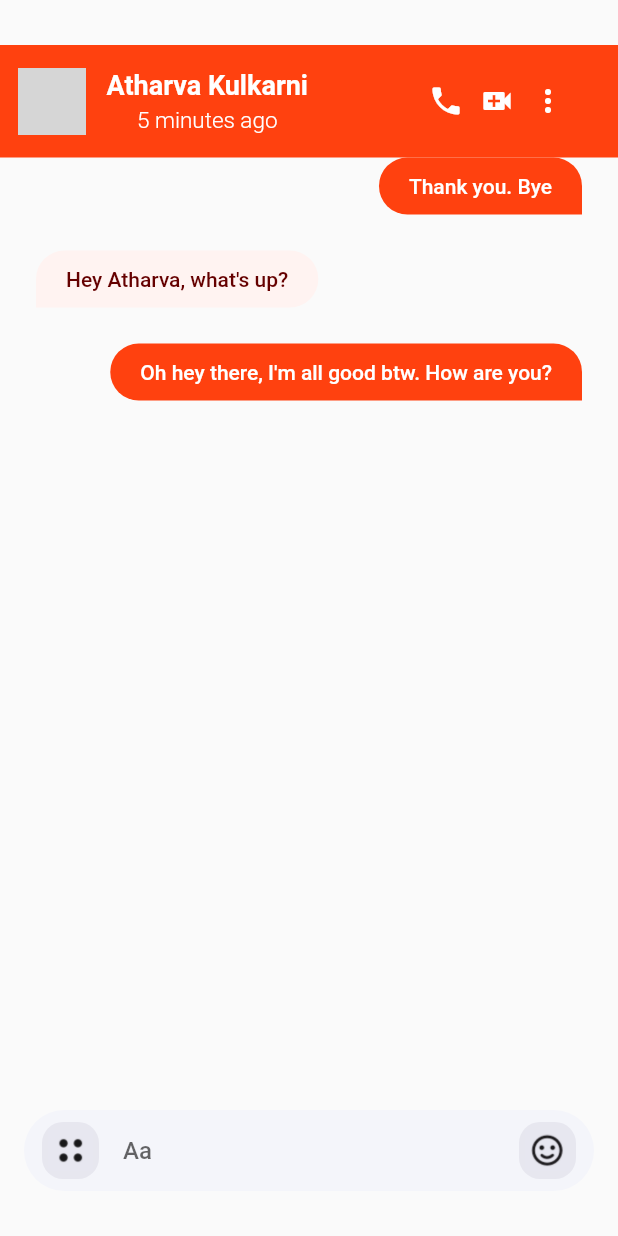
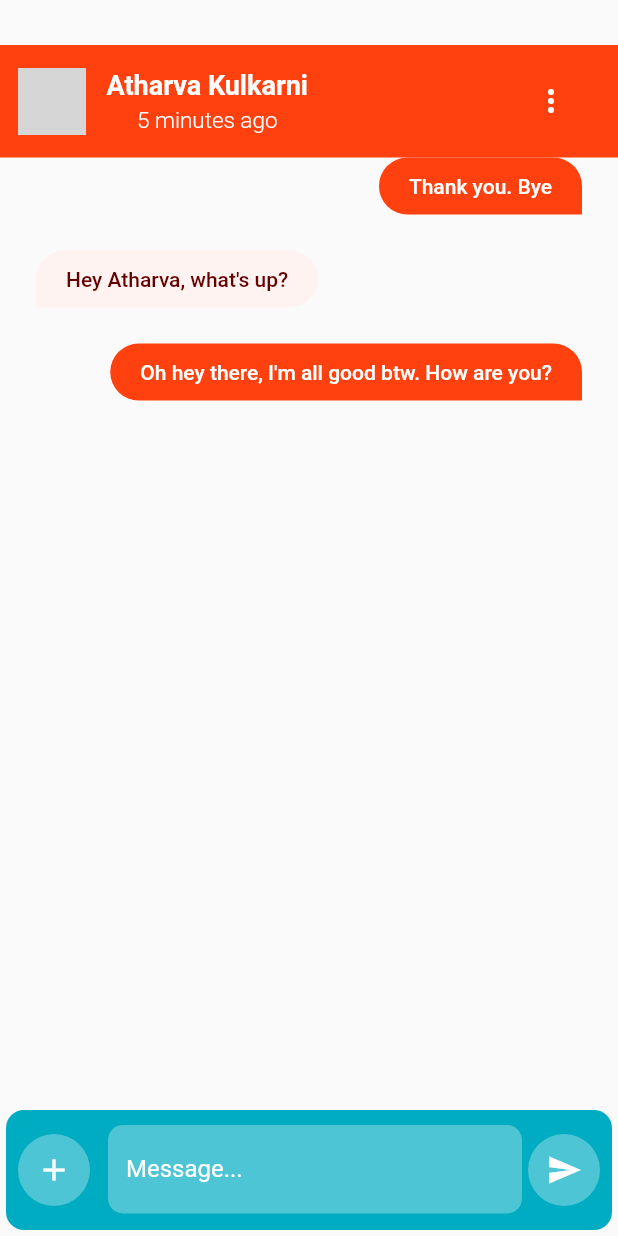
Before and after one commit to KulkarniAtharva/Messeng-Flutter, a Flutter app: the ChatScreen screen opened directly, on a phone screen of 412 x 824 dp. Run offline on Flutter 3.47's test engine with Material 2 defaults, Android fonts, the phone set to English and light mode, and no system bars; our stand-ins replace bottom_navy_bar; network calls fail; grey boxes are pictures that could not be loaded.

Commit message:
added chat bar

```diff
--- /dev/null
+++ b/lib/chat_bar.dart
@@ -0,0 +1,248 @@
+import 'dart:math';
+
+import 'package:flutter/cupertino.dart';
+import 'package:flutter/material.dart';
+import 'package:quiver/time.dart';
+
+const double chatBarMargin = 4;
+const double chatBarRadius = 12;
+
+class ChatBarItem
+{
+  final IconData icon;
+  final VoidCallback onPressed;
+
+  ChatBarItem(this.icon, this.onPressed);
+}
+
+class ChatBar extends StatefulWidget
+{
+  @override
+  _ChatBarState createState() => _ChatBarState();
+}
+
+class _ChatBarState extends State<ChatBar> with TickerProviderStateMixin
+{
+  List<ChatBarItem> _chatBarItems = [
+    ChatBarItem(Icons.mic, () => print('record')),
+    ChatBarItem(Icons.camera_alt, () => print('picture')),
+    ChatBarItem(Icons.videocam, () => print('video')),
+  ];
+
+  AnimationController _elasticAnimationController;
+  AnimationController _bounceAnimationController;
+  CurvedAnimation _elasticAnimation, _bounceAnimation;
+  TextEditingController _messageController = TextEditingController();
+
+  bool _showMediaButtons = false;
+
+  @override
+  void initState()
+  {
+    super.initState();
+
+    _elasticAnimationController = AnimationController(vsync: this, duration: aSecond * .2)..addListener(_update);
+    _bounceAnimationController = AnimationController(vsync: this, duration: aSecond * .1)..addListener(_update);
+
+    _elasticAnimation = CurvedAnimation(parent: _elasticAnimationController, curve: Curves.decelerate);
+    _bounceAnimation = CurvedAnimation(
+        parent: _bounceAnimationController,
+        curve: Curves.elasticInOut,
+        reverseCurve: Curves.elasticInOut);
+  }
+
+  @override
+  void dispose()
+  {
+    super.dispose();
+    _elasticAnimationController.removeListener(_update);
+    _bounceAnimationController.removeListener(_update);
+  }
+
+  void _update() => setState(() {});
+
+  @override
+  Widget build(BuildContext context)
+  {
+    final _media = MediaQuery.of(context).size.shortestSide;
+
+    return Padding(
+      padding: const EdgeInsets.only(bottom: chatBarMargin),
+      child: ClipRRect(
+        borderRadius: BorderRadius.circular(chatBarRadius),
+        child: Stack(
+          children: <Widget>[
+            _buildBarBackground(),
+            _buildMainButton(),
+            Container(
+              child: _buildMessageField(),
+              width: _media < 375 ? 310 : 360,
+            ),
+            _buildMediaButtons(),
+            _buildSendButton(),
+          ],
+        ),
+      ),
+    );
+  }
+
+  Positioned _buildBarBackground()
+  {
+    return Positioned.fill(
+        left: chatBarMargin,
+        right: chatBarMargin,
+        child: Transform.rotate(
+          angle: _bounceAnimation.value * (pi / (_showMediaButtons ? -52 : 52)),
+          alignment: Alignment.centerLeft,
+          child: Container(
+            decoration: BoxDecoration(
+                borderRadius: BorderRadius.circular(chatBarRadius),
+                color: Colors.cyan.shade600),
+          ),
+        ));
+  }
+
+  Positioned _buildMainButton()
+  {
+    return Positioned(
+      left: chatBarMargin,
+      top: 8,
+      child: Transform.rotate(
+        angle: -pi / 4 * _elasticAnimation.value,
+        child: _buildCircleButton(ChatBarItem(Icons.add, _chooseMedia)),
+      ),
+    );
+  }
+
+  Positioned _buildSendButton()
+  {
+    return Positioned(
+      right: chatBarMargin,
+      top: 8,
+      child: Transform.translate(
+        offset: Offset(100 * _elasticAnimation.value, 0),
+        child: Opacity(
+          opacity: min(max(0, 1 - _elasticAnimation.value), 1),
+          child: _buildCircleButton(
+            ChatBarItem(Icons.send, _sendMessage),
+          ),
+        ),
+      ),
+    );
+  }
+
+  Opacity _buildMessageField()
+  {
+    return Opacity(
+      opacity: min(max(0, 1 - _elasticAnimation.value), 1),
+      child: Padding(
+        padding: const EdgeInsets.only(
+          left: 72.0,
+          top: 10,
+          bottom: 8,
+          right: chatBarMargin * 3,
+        ),
+        child: Transform.rotate(
+          child: TextFormField(
+            textInputAction: TextInputAction.send,
+            controller: _messageController,
+            enabled: !_showMediaButtons,
+            style: TextStyle(
+                color: Colors.white),
+            cursorColor: Colors.white,
+            onFieldSubmitted: (s)
+            {
+              print(s);
+              _messageController.clear();
+            },
+            decoration: InputDecoration(
+              labelText: 'Message...',
+              labelStyle: TextStyle(color: Colors.white),
+              hasFloatingPlaceholder: false,
+              border: OutlineInputBorder(
+                  borderSide: BorderSide.none,
+                  borderRadius: BorderRadius.circular(chatBarRadius - 2)),
+              enabledBorder: OutlineInputBorder(
+                  borderSide: BorderSide.none,
+                  borderRadius: BorderRadius.circular(chatBarRadius - 2)),
+              filled: true,
+              fillColor: Colors.white30,
+            ),
+          ),
+          alignment: Alignment.centerLeft,
+          angle: (-pi / 2) * _elasticAnimation.value,
+        ),
+      ),
+    );
+  }
+
+  Opacity _buildMediaButtons()
+  {
+    return Opacity(
+      opacity: min(max(0, _elasticAnimation.value), 1),
+      child: Padding(
+        padding: const EdgeInsets.only(
+          left: 78.0,
+          top: 8,
+          bottom: 8,
+          right: 20,
+        ),
+        child: Transform.rotate(
+          angle: (pi / 2) * (1 - _elasticAnimation.value),
+          child: Row(
+            children:
+            _chatBarItems.map((item) => _buildCircleButton(item)).toList(),
+          ),
+          alignment: Alignment.centerLeft,
+          origin: Offset(-10, 10),
+        ),
+      ),
+    );
+  }
+
+  Widget _buildCircleButton(ChatBarItem item)
+  {
+    return Padding(
+      padding: const EdgeInsets.all(8.0),
+      child: Container(
+        decoration:
+        BoxDecoration(shape: BoxShape.circle, color: Colors.white30),
+        child: IconButton(
+            highlightColor: Colors.yellowAccent,
+            splashColor: Colors.yellowAccent,
+            icon: Icon(item.icon, color: Colors.white),
+            onPressed: item.onPressed),
+      ),
+    );
+  }
+
+  void _chooseMedia()
+  {
+    if (_elasticAnimationController.status == AnimationStatus.dismissed)
+      _elasticAnimationController.forward();
+    else if (_elasticAnimationController.status == AnimationStatus.completed)
+      _elasticAnimationController.reverse();
+
+    Future.delayed(aSecond * .4, ()
+    {
+      _bounceAnimationController
+        ..forward()
+        ..addStatusListener((status)
+        {
+          if (status == AnimationStatus.completed)
+            _bounceAnimationController.reverse();
+        });
+      _showMediaButtons = !_showMediaButtons;
+      _update();
+    });
+  }
+
+  void _sendMessage()
+  {
+    if (_messageController.text != null)
+    {
+      print(_messageController.text);
+      _messageController.clear();
+    }
+  }
+}
--- a/lib/models/chat_model.dart
+++ b/lib/models/chat_model.dart
@@ -1,4 +1,5 @@
-class ChatModel {
+class ChatModel
+{
   String imgUrl;
   String name;
   String lastMessage;
--- a/lib/views/chat.dart
+++ b/lib/views/chat.dart
@@ -1,6 +1,8 @@
 import 'package:Messenger/data/data.dart';
 import 'package:Messenger/models/message_model.dart';
 import 'package:flutter/material.dart';
+
+import '../chat_bar.dart';
 
 class ChatScreen extends StatefulWidget
 {
@@ -11,12 +13,23 @@ class ChatScreen extends StatefulWidget
 class _ChatScreenState extends State<ChatScreen>
 {
   List<MessageModel> messages = new List();
+  FocusNode myFocusNode;
+
+  String value = "";
 
   @override
   void initState()
   {
     super.initState();
     messages = getMessages();
+    myFocusNode = FocusNode();
+  }
+
+  @override
+  void dispose()
+  {
+    myFocusNode.dispose();
+    super.dispose();
   }
 
   @override
@@ -65,17 +78,7 @@ class _ChatScreenState extends State<ChatScreen>
                         fontWeight: FontWeight.w300),),
                   ]),
                   SizedBox(
-                    width: 80,
-                  ),
-                Icon(Icons.phone,
-                    color: Colors.white),
-                  SizedBox(
-                    width: 10,
-                  ),
-                Icon(Icons.video_call,
-                    color: Colors.white),
-                  SizedBox(
-                    width: 10,
+                    width: 150,
                   ),
                 Icon(Icons.more_vert,
                     color: Colors.white),
@@ -87,18 +90,24 @@ class _ChatScreenState extends State<ChatScreen>
               child: ListView.builder(
                   itemCount: messages.length,
                   shrinkWrap: true,
-                  itemBuilder: (context, index) {
+                  itemBuilder: (context, index)
+                  {
                     return ChattingTile(
                       isByMe: messages[index].isByme,
                       message: messages[index].message,
                     );
                   }),
-            )
+            ),
+            new Expanded(
+                child: new Align(
+                    alignment: Alignment.bottomCenter,
+                    child: ChatBar()))
           ],
         ),
       ),
-      bottomSheet: Container(
-        padding: EdgeInsets.symmetric(horizontal: 16, vertical: 30),
+      /*bottomSheet: Container(
+        child: ChatBar(),
+        /*padding: EdgeInsets.symmetric(horizontal: 16, vertical: 30),
         width: MediaQuery.of(context).size.width,
         child: Container(
           padding: EdgeInsets.symmetric(vertical: 8, horizontal: 12),
@@ -124,10 +133,17 @@ class _ChatScreenState extends State<ChatScreen>
               ),
               Expanded(
                 child: TextField(
+                  focusNode: myFocusNode,
+
+                  textInputAction: TextInputAction.send,
                   decoration: InputDecoration.collapsed(
                       hintText: "Aa",
-                      hintStyle:
-                      TextStyle(fontSize: 16, fontWeight: FontWeight.w500)),
+                      hintStyle: TextStyle(fontSize: 16, fontWeight: FontWeight.w500)),
+                  onChanged: (v) {
+                    //do something
+                    myFocusNode.requestFocus();
+                  },
+
                 ),
               ),
               Container(
@@ -144,8 +160,8 @@ class _ChatScreenState extends State<ChatScreen>
               ),
             ],
           ),
-        ),
-      ),
+        ),*/
+      ),*/
     );
   }
 }
--- a/pubspec.yaml
+++ b/pubspec.yaml
@@ -22,6 +22,7 @@ environment:
 
 dependencies:
   bottom_navy_bar: ^5.5.0
+  quiver: ^2.1.5
   flutter:
     sdk: flutter
 
```
Also changed, not shown: pubspec.lock.
